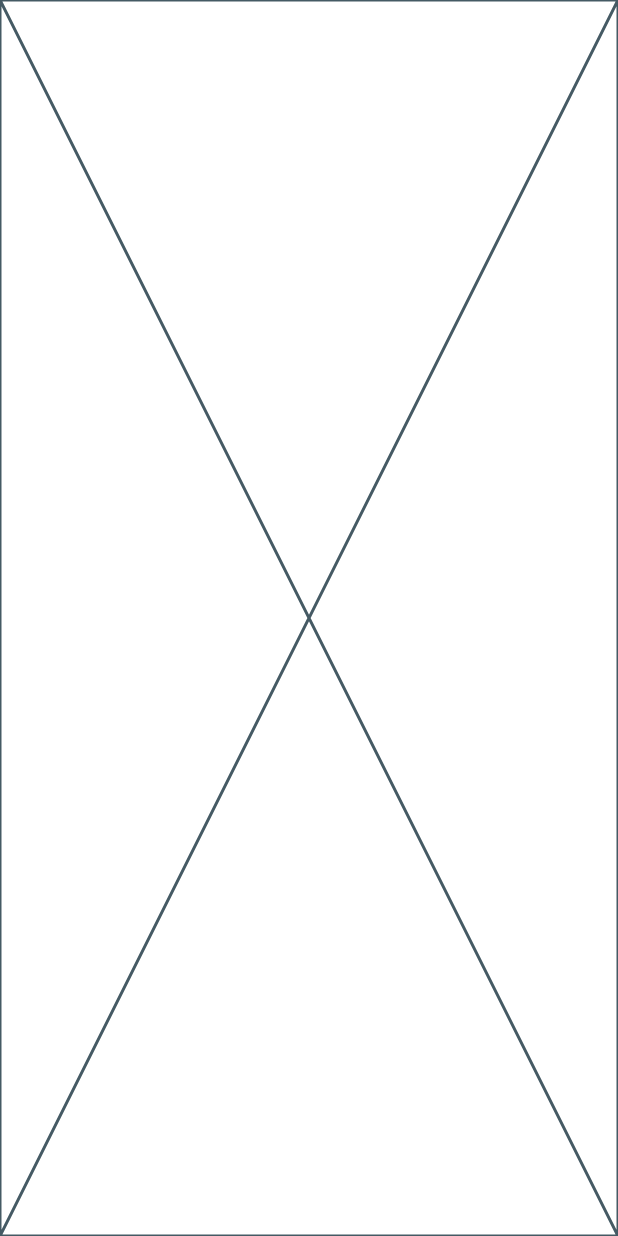
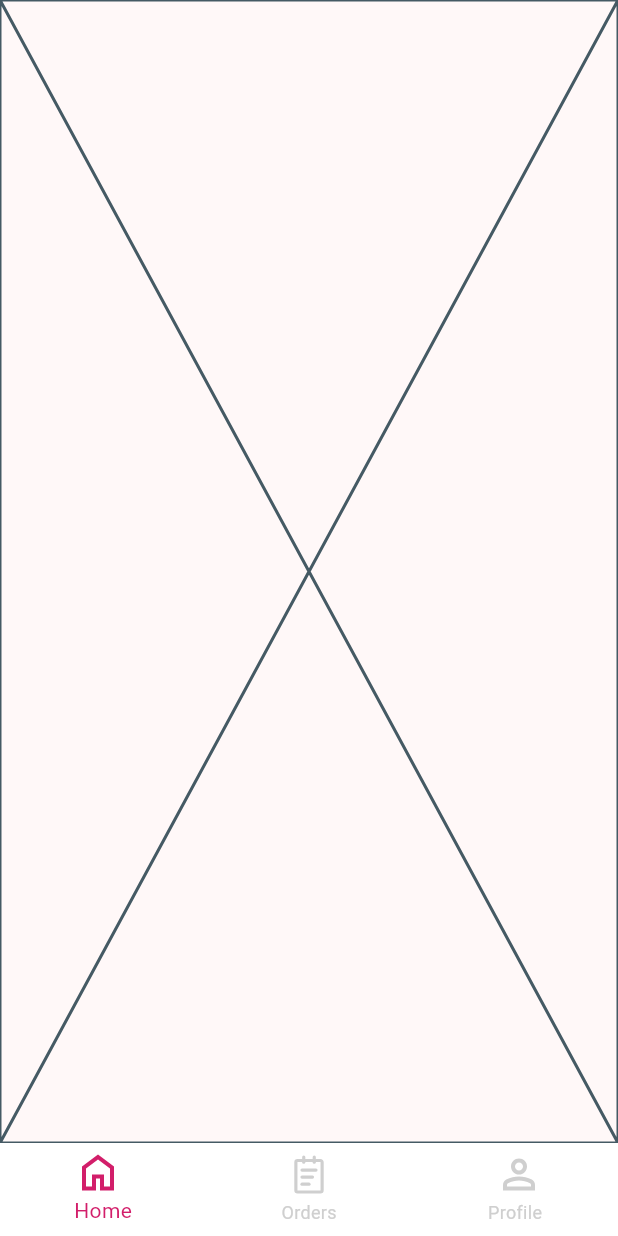
Before and after one commit to OmarAbdelgilil/Elevate_Ecommerce_Rider, a Flutter app: the screen it shows after launch, on a phone screen of 412 x 824 dp. Run offline on Flutter 3.47's test engine with Material 3 defaults, Android fonts, the phone set to English and light mode, and no system bars; our stand-ins replace dio, easy_localization, flutter_bloc, flutter_screenutil, flutter_svg, get_it and 4 more; generated files the repository leaves out were written again.

Commit message:
add user model for auth features &some files in utils

```diff
--- a/lib/core/routes/app_routes.dart
+++ b/lib/core/routes/app_routes.dart
@@ -1,3 +1,4 @@
 class AppRoutes {
   static const String homeScreen = 'home';
+  static const mainLayOut = "mainLayOutRoute";
 }
--- a/lib/core/routes/router.dart
+++ b/lib/core/routes/router.dart
@@ -1,5 +1,6 @@
 import 'package:elevate_ecommerce_driver/core/routes/app_routes.dart';
 import 'package:elevate_ecommerce_driver/core/routes/route_not_found.dart';
+import 'package:elevate_ecommerce_driver/features/home/presentation/main_lay_out_screen/mian_lay_out_view/mian_lay_out_screen.dart';
 import 'package:elevate_ecommerce_driver/features/home/presentation/views/home_screen.dart';
 import 'package:flutter/material.dart';
 
@@ -9,6 +10,8 @@
       return MaterialPageRoute(
         builder: (context) => const HomeScreen(),
       );
+    case AppRoutes.mainLayOut:
+      return MaterialPageRoute(builder: (context) => const MainLayOutScreen());
     default:
       return MaterialPageRoute(
         builder: (context) => const RouteNotFound(),
--- /dev/null
+++ b/lib/features/home/presentation/main_lay_out_screen/mian_lay_out_view/mian_lay_out_screen.dart
@@ -0,0 +1,64 @@
+import 'package:elevate_ecommerce_driver/utils/color_manager.dart';
+import 'package:elevate_ecommerce_driver/utils/values_manager.dart';
+import 'package:flutter/material.dart';
+import 'package:flutter_svg/flutter_svg.dart';
+import 'package:provider/provider.dart';
+import '../mian_lay_out_view_model/mian_lay_out_view_model.dart';
+
+class MainLayOutScreen extends StatelessWidget {
+  const MainLayOutScreen({super.key});
+
+  @override
+  Widget build(BuildContext context) {
+    return ChangeNotifierProvider(
+      create: (_) => MainLayoutViewModel(),
+      child: const _MainLayoutBody(),
+    );
+  }
+}
+
+class _MainLayoutBody extends StatelessWidget {
+  const _MainLayoutBody();
+
+  @override
+  Widget build(BuildContext context) {
+    final viewModel = context.watch<MainLayoutViewModel>();
+
+    return Scaffold(
+      body: viewModel.currentScreen,
+      bottomNavigationBar: _MainBottomNavigationBar(),
+    );
+  }
+}
+
+class _MainBottomNavigationBar extends StatelessWidget {
+  @override
+  Widget build(BuildContext context) {
+    final viewModel = context.watch<MainLayoutViewModel>();
+    final selectedIndex = viewModel.selectedIndex;
+    final tabs = viewModel.tabs;
+
+    return BottomNavigationBar(
+      type: BottomNavigationBarType.fixed,
+      items: List.generate(tabs.length, (index) {
+        return BottomNavigationBarItem(
+          icon: SvgPicture.asset(
+            tabs[index].icon,
+            colorFilter: selectedIndex == index
+                ? const ColorFilter.mode(ColorManager.primary, BlendMode.srcIn)
+                : const ColorFilter.mode(ColorManager.grey, BlendMode.srcIn),
+            width: AppSize.s28,
+          ),
+          label: tabs[index].label,
+        );
+      }),
+      currentIndex: selectedIndex,
+      onTap: viewModel.onItemTapped,
+      backgroundColor: ColorManager.white,
+      selectedItemColor: ColorManager.primary,
+      unselectedItemColor: ColorManager.grey,
+      iconSize: AppSize.s28,
+      elevation: AppSize.s0,
+    );
+  }
+}
--- /dev/null
+++ b/lib/features/home/presentation/main_lay_out_screen/mian_lay_out_view_model/mian_lay_out_view_model.dart
@@ -0,0 +1,92 @@
+import 'dart:ui';
+
+import 'package:easy_localization/easy_localization.dart';
+import 'package:elevate_ecommerce_driver/features/home/presentation/views/home_screen.dart';
+import 'package:elevate_ecommerce_driver/utils/assets_manager.dart';
+import 'package:elevate_ecommerce_driver/utils/strings_manager.dart';
+import 'package:flutter/material.dart';
+import 'package:shared_preferences/shared_preferences.dart';
+
+
+
+class MainLayoutViewModel extends ChangeNotifier {
+  int _selectedIndex = 0;
+  String _currentLanguage;
+
+  static const String _languageKey = 'selected_language';
+
+  MainLayoutViewModel() : _currentLanguage = _getDeviceLocale() {
+    _loadLanguage();
+  }
+
+  int get selectedIndex => _selectedIndex;
+  String get currentLanguage => _currentLanguage;
+
+  List<TabItem> _getTabs() {
+    return [
+      TabItem(
+        icon: SVGAssets.homeTab,
+        label: StringsManager.homeTab.tr(),
+        screen: HomeScreen(),
+      ),
+      TabItem(
+        icon: SVGAssets.ordersTab,
+        label: StringsManager.ordersTab.tr(),
+        screen: HomeScreen(),
+      ),
+      TabItem(
+        icon: SVGAssets.personTab,
+        label: StringsManager.profileTab.tr(),
+        screen: HomeScreen(),
+      ),
+    ];
+  }
+
+  List<TabItem> get tabs => _getTabs();
+
+  void onItemTapped(int index) {
+    if (index != _selectedIndex) {
+      _selectedIndex = index;
+      notifyListeners();
+    }
+  }
+
+  void setLanguage(String language) async {
+    if (language != _currentLanguage) {
+      _currentLanguage = language;
+      notifyListeners();
+
+      final prefs = await SharedPreferences.getInstance();
+      await prefs.setString(_languageKey, language);
+    }
+  }
+
+  Widget get currentScreen => tabs[_selectedIndex].screen;
+
+  Future<void> _loadLanguage() async {
+    final prefs = await SharedPreferences.getInstance();
+    final savedLanguage = prefs.getString(_languageKey);
+
+    if (savedLanguage != null) {
+      _currentLanguage = savedLanguage;
+      notifyListeners();
+    }
+  }
+
+  static String _getDeviceLocale() {
+    final deviceLocale = PlatformDispatcher.instance.locale;
+    return deviceLocale.languageCode;
+  }
+}
+
+class TabItem {
+  final String icon;
+  final String label;
+  final Widget screen;
+
+  TabItem({
+    required this.icon,
+    required this.label,
+    required this.screen,
+  });
+}
--- a/lib/main.dart
+++ b/lib/main.dart
@@ -48,7 +48,7 @@
         supportedLocales: context.supportedLocales,
         locale: context.locale,
         onGenerateRoute: manageRoutes,
-        initialRoute: AppRoutes.homeScreen,
+        initialRoute: AppRoutes.mainLayOut,
       ),
     );
   }
--- /dev/null
+++ b/lib/utils/assets_manager.dart
@@ -0,0 +1,19 @@
+class ImageAssets {
+  static const String imagePath = "assets/images/";
+}
+
+class SVGAssets {
+  SVGAssets._();
+
+  static const String _basePath = "assets/svg/";
+
+  static const String homeTab = "${_basePath}home_tab.svg";
+  static const String personTab = "${_basePath}person_tab.svg";
+  static const String ordersTab = "${_basePath}Transaction-order (交易清单).svg";
+
+}
+
+class LottieAssets {
+  LottieAssets._();
+
+}
--- /dev/null
+++ b/lib/utils/color_manager.dart
@@ -0,0 +1,17 @@
+import 'package:flutter/material.dart';
+
+class ColorManager {
+  ColorManager._();
+
+  static const Color primary = Color(0xffD21E6A);
+  static const Color grey = Color(0xffCFCFCF);
+  static const Color darkGrey = Color(0xff535353);
+  static const Color lightPink = Color(0xffF9ECF0);
+  static const Color lightGrey = Color(0xffA6A6A6);
+  static const Color green = Color(0xff0CB359);
+
+  static const Color black = Color(0xff000000);
+  static const Color white = Color(0xFFFFFFFF);
+  static const Color error = Color(0xffe61f34);
+  static const Color transparent = Colors.transparent;
+}
--- a/lib/utils/strings_manager.dart
+++ b/lib/utils/strings_manager.dart
@@ -1 +1,6 @@
-class StringsManager {}
+class StringsManager {
+  // mainLayOutScreen
+  static const homeTab = 'Home';
+  static const ordersTab = 'Orders';
+  static const profileTab = 'Profile';
+}
--- /dev/null
+++ b/lib/utils/values_manager.dart
@@ -0,0 +1,144 @@
+class AppMargin {
+  static const double m0 = 0;
+  static const double m2 = 2;
+  static const double m2_5 = 2.5;
+  static const double m4 = 4;
+  static const double m5 = 5;
+  static const double m8 = 8;
+  static const double m10 = 10;
+  static const double m16 = 16;
+  static const double m20 = 20;
+  static const double m32 = 32;
+  static const double m36 = 36;
+  static const double m40 = 40;
+  static const double m52 = 52;
+  static const double m64 = 64;
+  static const double m100 = 100;
+  static const double m150 = 150;
+  static const double m200 = 200;
+}
+
+class AppPadding {
+  static const double p0 = 0.0;
+  static const double p2 = 2.0;
+  static const double p4 = 4.0;
+  static const double p5 = 5.0;
+  static const double p8 = 8.0;
+  static const double p10 = 10.0;
+  static const double p11 = 11.0;
+  static const double p12 = 12.0;
+  static const double p14 = 14.0;
+  static const double p15 = 15.0;
+  static const double p16 = 16.0;
+  static const double p18 = 18.0;
+  static const double p20 = 20.0;
+  static const double p22 = 22.0;
+  static const double p26 = 26.0;
+  static const double p30 = 30.0;
+  static const double p32 = 32.0;
+  static const double p40 = 40.0;
+  static const double p50 = 50.0;
+  static const double p60 = 60.0;
+  static const double p70 = 70.0;
+  static const double p80 = 80.0;
+  static const double p140 = 140.0;
+  static const double p150 = 150.0;
+}
+
+class AppSize {
+  AppSize._();
+
+  static const double s0 = 0.0;
+  static const double s0_5 = 0.5;
+  static const double s0_2 = 0.2;
+  static const double s0_7 = 0.7;
+  static const double s0_8 = 0.8;
+  static const double s1 = 1.0;
+  static const double s1_2 = 1.2;
+  static const double s1_4 = 1.4;
+  static const double s1_6 = 1.6;
+  static const double s2 = 2.0;
+  static const double s2_5 = 2.5;
+  static const double s3 = 3.0;
+  static const double s4 = 4.0;
+  static const double s5 = 5.0;
+  static const double s7_5 = 7.5;
+  static const double s8 = 8.0;
+  static const double s10 = 10.0;
+  static const double s12 = 12.0;
+  static const double s14 = 14.0;
+  static const double s15 = 15.0;
+  static const double s16 = 16.0;
+  static const double s18 = 18.0;
+  static const double s20 = 20.0;
+  static const double s22 = 22.0;
+  static const double s23 = 23.0;
+  static const double s24 = 24.0;
+  static const double s25 = 25.0;
+  static const double s26 = 26.0;
+  static const double s28 = 28.0;
+  static const double s30 = 30.0;
+  static const double s34 = 34.0;
+  static const double s35 = 35.0;
+  static const double s40 = 40.0;
+  static const double s42 = 42.0;
+  static const double s45 = 45.0;
+  static const double s50 = 50.0;
+  static const double s55 = 55.0;
+  static const double s56 = 56.0;
+  static const double s60 = 60.0;
+  static const double s60_5 = 60.5;
+  static const double s61_4 = 61.4;
+  static const double s62 = 62.0;
+  static const double s64 = 64.0;
+  static const double s70 = 70.0;
+  static const double s75 = 75.0;
+  static const double s76 = 76.0;
+  static const double s80 = 80.0;
+  static const double s90 = 90.0;
+  static const double s100 = 100.0;
+  static const double s110 = 110.0;
+  static const double s120 = 120.0;
+  static const double s121 = 121.0;
+  static const double s130 = 130.0;
+  static const double s136 = 136.0;
+  static const double s140 = 140.0;
+  static const double s150 = 150.0;
+  static const double s160 = 160.0;
+  static const double s170 = 170.0;
+  static const double s180 = 180.0;
+  static const double s200 = 200.0;
+  static const double s210 = 210.0;
+  static const double s220 = 220.0;
+  static const double s230 = 230.0;
+  static const double s240 = 240.0;
+  static const double s250 = 250.0;
+  static const double s260 = 260.0;
+  static const double s270 = 270.0;
+  static const double s275 = 275.0;
+  static const double s280 = 280.0;
+  static const double s292 = 292.0;
+  static const double s300 = 300.0;
+  static const double s304 = 304.0;
+  static const double s330 = 330.0;
+  static const double s372 = 372.0;
+  static const double s400 = 400.0;
+  static const double s437 = 437.0;
+  static const double s500 = 500.0;
+  static const double s600 = 600.0;
+
+  static const double infinity = double.infinity;
+}
+
+class AppDuration {
+  static const int m1200 = 1200;
+  static const int m300 = 300;
+  static const int s3 = 3;
+  static const int s4 = 4;
+  static const int s5 = 5;
+  static const int s6 = 6;
+  static const int s7 = 7;
+  static const int s8 = 8;
+  static const int s9 = 9;
+  static const int s10 = 10;
+}
--- a/pubspec.yaml
+++ b/pubspec.yaml
@@ -43,6 +43,8 @@
   pretty_dio_logger: ^1.4.0
   dio: ^5.7.0
   flutter_bloc: ^8.1.6
+  flutter_svg:
+  shared_preferences:
 
 dev_dependencies:
   flutter_test:
@@ -75,7 +77,7 @@
       - assets/images/
       - assets/fonts/
       - assets/html/
-      - assets/svgs/
+      - assets/svg/
       - assets/lotties/
   #   - images/a_dot_burr.jpeg
   #   - images/a_dot_ham.jpeg
```
Also changed, not shown: lib/features/auth/data/DTOs/user_dto.dart (added, +91 -0 lines), lib/features/auth/domain_auth/model/user.dart (added, +70 -0 lines), assets/svg/Transaction-order (交易清单).svg (added), assets/svg/home_tab.svg (added), assets/svg/logo.svg (added), assets/svg/logout_24dp_5F6368_FILL0_wght400_GRAD0_opsz24 1.svg (added), assets/svg/person_tab.svg (added), pubspec.lock, 1 other file.
